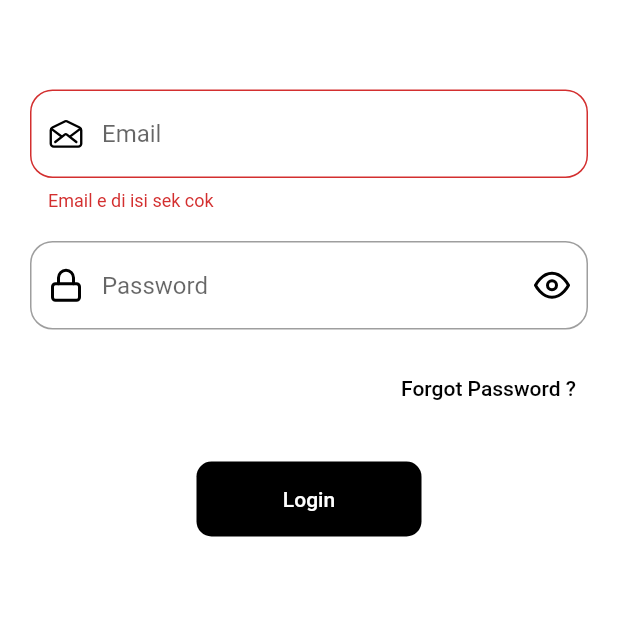
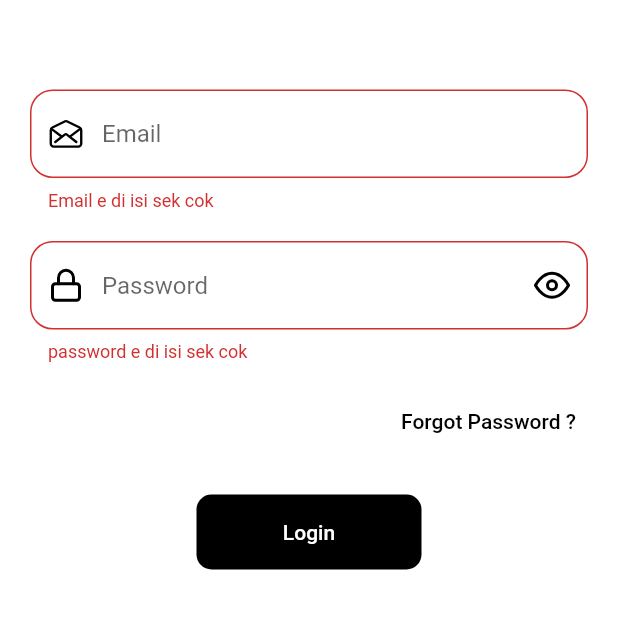
Before and after one commit to f0ursecond/login-ui-firebase, a Flutter app: the screen it shows after launch, after a tap on "Login", on a phone screen of 412 x 824 dp, the part 578-1207 px from its top. Run offline on Flutter 3.47's test engine with Material 2 defaults, Android fonts, the phone set to English and light mode, and no system bars; our stand-ins replace firebase_auth, firebase_core, flutter_vector_icons, lottie; accounts and stored records are empty.

Commit message:
wrong password error handle

```diff
--- a/lib/home.dart
+++ b/lib/home.dart
@@ -29,8 +29,8 @@ class _homepageState extends State<homepage> {
           mainAxisAlignment: MainAxisAlignment.center,
           children: [
             Text(
-              'Masuk sebagai : ' + user.email!,
-              style: TextStyle(fontSize: 15.0),
+              'Masuk sebagai : ${user.email!}',
+              style: const TextStyle(fontSize: 15.0),
             ),
             const Padding(
               padding: EdgeInsets.all(
@@ -57,7 +57,7 @@ class _homepageState extends State<homepage> {
                             isLoading = true;
                           });
 
-                          Future.delayed(Duration(seconds: 3), () {
+                          Future.delayed(const Duration(seconds: 3), () {
                             setState(() {
                               isLoading = false;
                               FirebaseAuth.instance.signOut();
--- a/lib/login.dart
+++ b/lib/login.dart
@@ -23,16 +23,53 @@ class _loginPageState extends State<loginPage> {
   final GlobalKey<FormState> _key = GlobalKey<FormState>();
   bool isLoading = false;
   bool obsecureText = false;
+  String errorMessage = '';
 
   Future signIn() async {
-    setState(() => isLoading = true);
+    try {
+      setState(() {
+        isLoading = true;
+      });
       if (_key.currentState!.validate()) {
         await FirebaseAuth.instance.signInWithEmailAndPassword(
           email: _emailcontroller.text.trim(),
           password: _passcontroller.text.trim(),
         );
+        errorMessage = '';
       } else {
-      setState(() => isLoading = false);
+        setState(() {
+          Future.delayed(Duration(seconds: 1), () {
+            setState(() {
+              isLoading = false;
+            });
+          });
+        });
+      }
+    } on FirebaseAuthException catch (e) {
+      if (e.code == 'wrong-password') {
+        Future.delayed(Duration(seconds: 1), () {
+          setState(() {
+            isLoading = false;
+          });
+        });
+        return showDialog(
+            context: context,
+            builder: (context) {
+              return Center(
+                child: Container(
+                  height: 50.0,
+                  width: 200.0,
+                  decoration: BoxDecoration(
+                    color: Colors.white,
+                    borderRadius: BorderRadius.circular(10),
+                  ),
+                  child: const Center(
+                    child: Text('Mohon Maaf Password Anda Salah'),
+                  ),
+                ),
+              );
+            });
+      }
     }
   }
 
@@ -99,7 +136,8 @@ class _loginPageState extends State<loginPage> {
 
                   Padding(
                     padding: const EdgeInsets.all(10.0),
-                    child: TextField(
+                    child: TextFormField(
+                      validator: validatePassword,
                       controller: _passcontroller,
                       obscureText: obsecureText,
                       keyboardType: TextInputType.visiblePassword,
@@ -201,3 +239,13 @@ String? validateEmail(String? formEmail) {
     return null;
   }
 }
+
+String? validatePassword(String? formPassword) {
+  if (formPassword == null || formPassword.isEmpty) {
+    return 'password e di isi sek cok';
+    return null;
+    // } else if (formPassword == 'wrong-password') {
+    //   return 'password e seng bener cok';
+    //   return null;
+  }
+}
```
Lines whose indentation alone changed are shown as unchanged.
